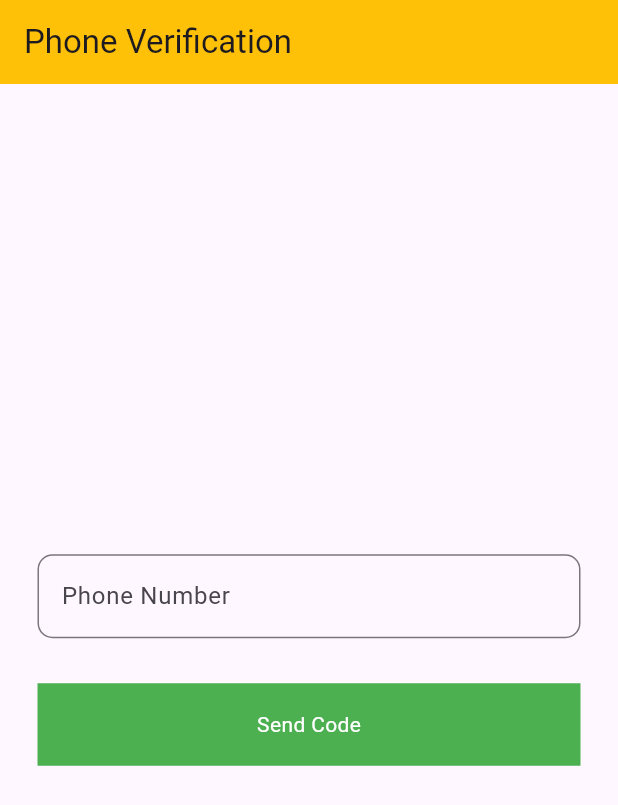
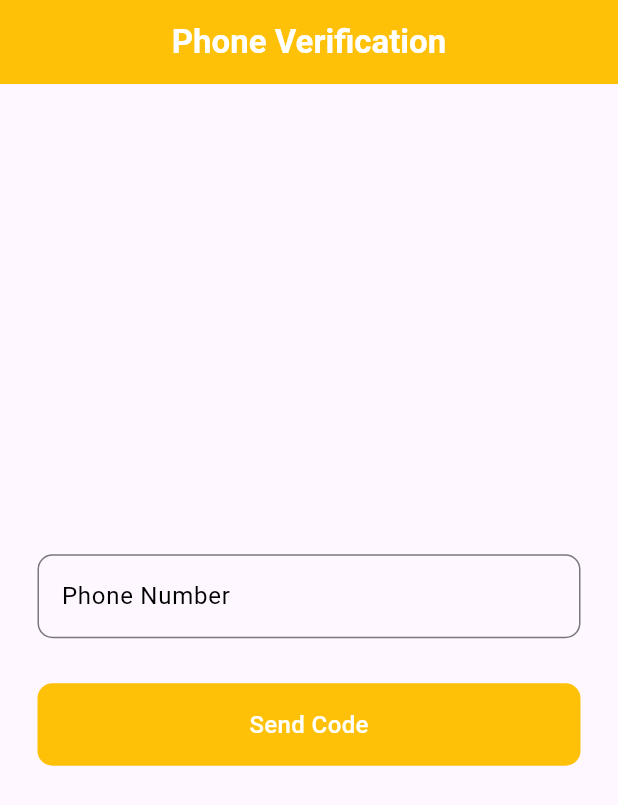
Before and after one commit to JacklynConn/ecommerce_project, a Flutter app: the screen it shows after launch, on a phone screen of 412 x 824 dp. Shown: the top 805 px of the screen. Run offline on Flutter 3.47's test engine with Material 3 defaults, Android fonts, the phone set to English and light mode, and no system bars; our stand-ins replace cached_network_image, firebase_auth, firebase_core, geolocator, pinput; accounts and stored records are empty.

Commit message:
fix color button

```diff
--- a/lib/PhoneVerification.dart
+++ b/lib/PhoneVerification.dart
@@ -15,13 +15,22 @@ class _PhoneVerificationState extends State<PhoneVerification> {
   final phoneCtrl = TextEditingController();
   String phoneNumber = "";
 
-
-
   @override
   Widget build(BuildContext context) {
-    return Scaffold(
+    return GestureDetector(
+      onTap: () {
+        FocusScope.of(context).unfocus();
+      },
+      child: Scaffold(
         appBar: AppBar(
-        title: const Text("Phone Verification"),
+          title: const Text(
+            "Phone Verification",
+            style: TextStyle(
+              color: Colors.white,
+              fontWeight: FontWeight.bold,
+            ),
+          ),
+          centerTitle: true,
           backgroundColor: Colors.amber,
         ),
         body: Padding(
@@ -34,8 +43,18 @@ class _PhoneVerificationState extends State<PhoneVerification> {
                 controller: phoneCtrl,
                 decoration: InputDecoration(
                   label: const Text("Phone Number"),
+                  labelStyle: const TextStyle(
+                    color: Colors.black,
+                    fontSize: 16,
+                  ),
                   hintText: "Enter phone number",
                   border: OutlineInputBorder(
+                    borderRadius: BorderRadius.circular(10),
+                  ),
+                  focusedBorder: OutlineInputBorder(
+                    borderSide: const BorderSide(
+                      color: Colors.blueAccent,
+                    ),
                     borderRadius: BorderRadius.circular(10),
                   ),
                 ),
@@ -57,11 +76,11 @@ class _PhoneVerificationState extends State<PhoneVerification> {
                   }
                   await FirebaseAuth.instance.verifyPhoneNumber(
                     phoneNumber: "+855$phoneNumber",
-                  verificationCompleted: (PhoneAuthCredential credential) {
-                  },
+                    verificationCompleted: (PhoneAuthCredential credential) {},
                     verificationFailed: (FirebaseAuthException e) {
                       alertMsg(
-                        context: context, content: "លេខទូរស័ព្ទមិនត្រឹមត្រូវ!"
+                        context: context,
+                        content: "លេខទូរស័ព្ទមិនត្រឹមត្រូវ!",
                       );
                     },
                     codeSent: (String verificationId, int? resendToken) {
@@ -79,13 +98,22 @@ class _PhoneVerificationState extends State<PhoneVerification> {
                   );
                 },
                 child: Container(
-                color: Colors.green,
                   width: MediaQuery.of(context).size.width,
                   height: 55,
+                  decoration: const BoxDecoration(
+                    borderRadius: BorderRadius.all(
+                      Radius.circular(10),
+                    ),
+                    color: Colors.amber,
+                  ),
                   child: const Center(
                     child: Text(
                       "Send Code",
-                    style: TextStyle(color: Colors.white),
+                      style: TextStyle(
+                        color: Colors.white,
+                        fontSize: 16,
+                        fontWeight: FontWeight.w500,
+                      ),
                     ),
                   ),
                 ),
@@ -93,6 +121,7 @@ class _PhoneVerificationState extends State<PhoneVerification> {
             ],
           ),
         ),
+      ),
     );
   }
 }
--- a/lib/verify_code.dart
+++ b/lib/verify_code.dart
@@ -25,7 +25,7 @@ class _VerifyCodeState extends State<VerifyCode> {
   BoxDecoration get _pinPutDecoration {
     return BoxDecoration(
       border: Border.all(color: Colors.green),
-      borderRadius: BorderRadius.circular(15.0),
+      borderRadius: BorderRadius.circular(10.0),
     );
   }
 
@@ -105,11 +105,9 @@ class _VerifyCodeState extends State<VerifyCode> {
                     Container(
                       height: 45,
                       width: 250,
-                      decoration: const BoxDecoration(
-                        color: Colors.green,
-                        borderRadius: BorderRadius.all(
-                          Radius.circular(8),
-                        ),
+                      decoration: BoxDecoration(
+                        color: Colors.amber,
+                        borderRadius: BorderRadius.circular(10),
                       ),
                       child: InkWell(
                         onTap: () {
@@ -120,6 +118,7 @@ class _VerifyCodeState extends State<VerifyCode> {
                             "Verify code",
                             style: TextStyle(
                               color: Colors.white,
+                              fontSize: 16,
                               fontFamily: "osContent",
                               fontWeight: FontWeight.w500,
                             ),
```
Lines whose indentation alone changed are shown as unchanged.
